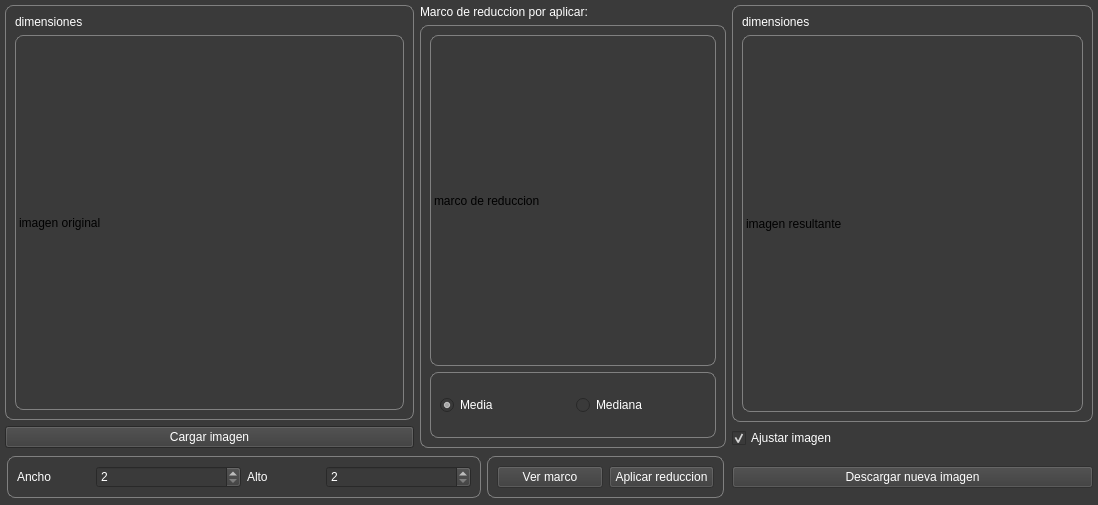
leninrkb/reduccion-de-imagenes-python, file gui_main.ui: the form before one commit.
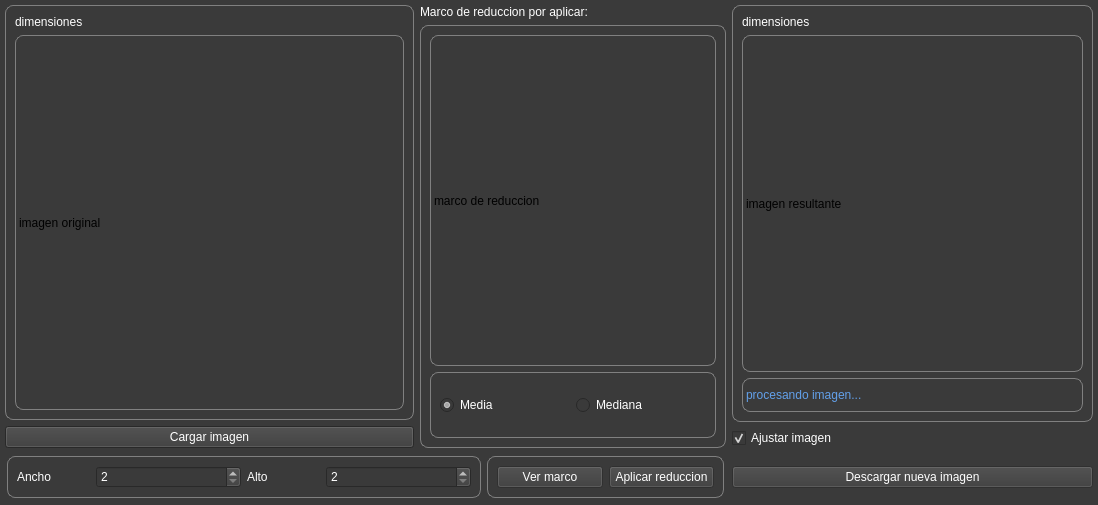
The form after the commit.

Commit message:
indicador procesando
label que indica cuando se esta procesando la img y muestra el tiempo que se tardo

```diff
--- a/gui_main.ui
+++ b/gui_main.ui
@@ -487,7 +487,7 @@
             <property name="frameShadow">
              <enum>QFrame::Raised</enum>
             </property>
-            <layout class="QVBoxLayout" name="verticalLayout_8" stretch="0,10">
+            <layout class="QVBoxLayout" name="verticalLayout_8" stretch="0,10,1">
              <item>
               <widget class="QLabel" name="label_dimensiones_resultante">
                <property name="styleSheet">
@@ -508,6 +508,18 @@
                </property>
               </widget>
              </item>
+             <item>
+              <widget class="QLabel" name="label_procesando">
+               <property name="styleSheet">
+                <string notr="true">QLabel{
+	color: rgb(98, 160, 234);
+}</string>
+               </property>
+               <property name="text">
+                <string>procesando imagen...</string>
+               </property>
+              </widget>
+             </item>
             </layout>
            </widget>
           </item>
```
The commit also changes 1 other file.
